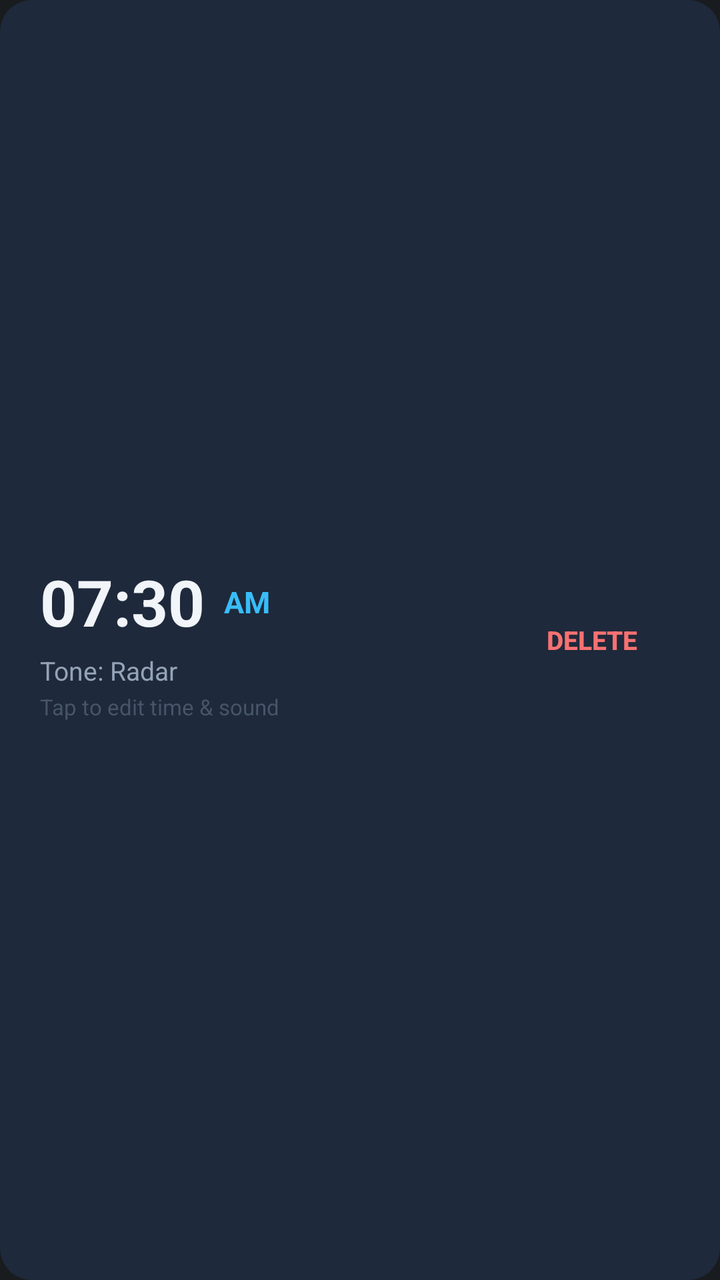
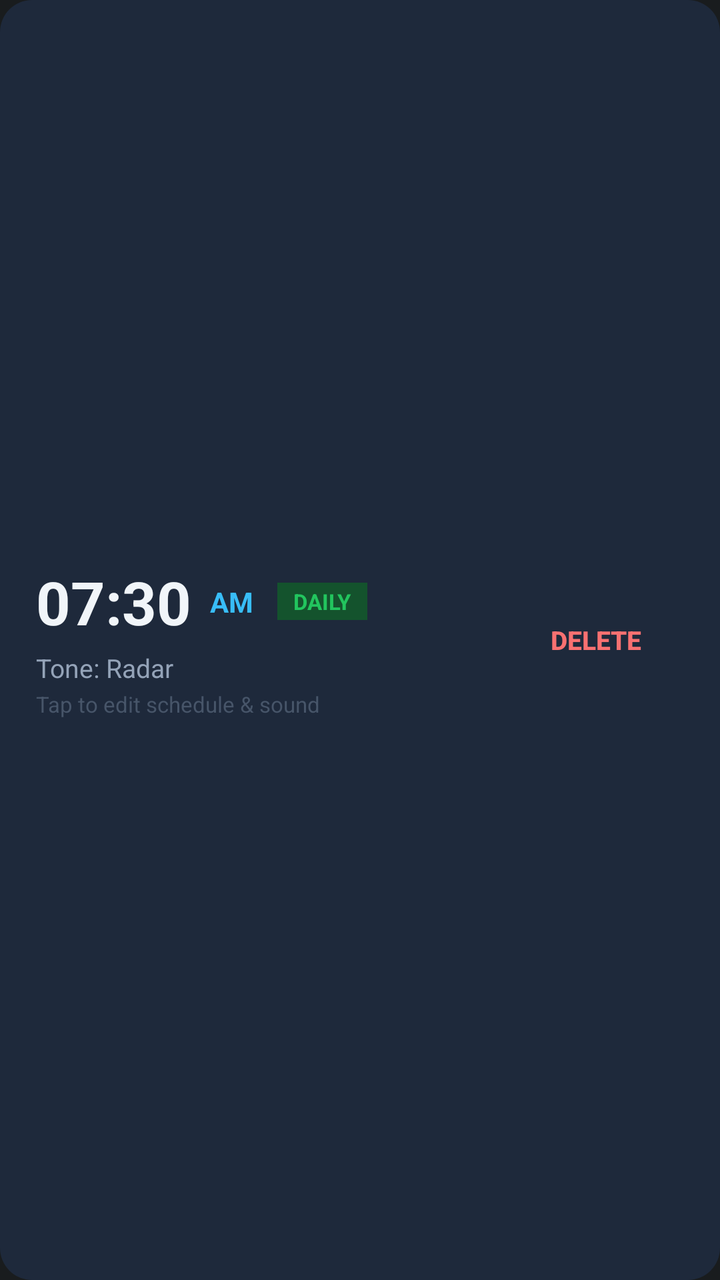

An Android layout rendered at two revisions. The XML below is the earlier revision; the diff shows what the commit changed to produce the second picture.
<!-- AndroidManifest.xml: application theme android:Theme.DeviceDefault.NoActionBar -->
<!-- res/layout/item_alarm.xml -->
<?xml version="1.0" encoding="utf-8"?>
<LinearLayout xmlns:android="http://schemas.android.com/apk/res/android"
    android:layout_width="match_parent"
    android:layout_height="wrap_content"
    android:orientation="horizontal"
    android:background="@drawable/card_bg"
    android:padding="20dp"
    android:gravity="center_vertical">

    <LinearLayout
        android:id="@+id/cardContent"
        android:layout_width="0dp"
        android:layout_height="wrap_content"
        android:layout_weight="1"
        android:orientation="vertical">

        <LinearLayout
            android:layout_width="wrap_content"
            android:layout_height="wrap_content"
            android:gravity="center_vertical"
            android:orientation="horizontal">

            <TextView
                android:id="@+id/txtTime"
                android:layout_width="wrap_content"
                android:layout_height="wrap_content"
                android:text="07:30"
                android:textSize="32sp"
                android:textStyle="bold"
                android:textColor="#F1F5F9" />

            <TextView
                android:id="@+id/txtAmPm"
                android:layout_width="wrap_content"
                android:layout_height="wrap_content"
                android:text=" AM"
                android:textSize="15sp"
                android:textStyle="bold"
                android:textColor="#38BDF8"
                android:layout_marginStart="6dp" />
        </LinearLayout>

        <TextView
            android:id="@+id/txtToneTitle"
            android:layout_width="wrap_content"
            android:layout_height="wrap_content"
            android:text="Tone: Radar"
            android:textSize="13sp"
            android:textColor="#94A3B8"
            android:layout_marginTop="4dp" />

        <TextView
            android:layout_width="wrap_content"
            android:layout_height="wrap_content"
            android:text="Tap to edit time &amp; sound"
            android:textSize="11sp"
            android:textColor="#475569"
            android:layout_marginTop="2dp" />
    </LinearLayout>

    <Button
        android:id="@+id/btnDelete"
        android:layout_width="wrap_content"
        android:layout_height="wrap_content"
        android:text="DELETE"
        android:textSize="13sp"
        android:textStyle="bold"
        android:textColor="#F87171"
        android:background="@android:color/transparent" />
</LinearLayout>
<!-- resources referenced by this layout -->
<resources>
  <!-- drawable card_bg (drawable) -->
  <?xml version="1.0" encoding="utf-8"?>
  <shape xmlns:android="http://schemas.android.com/apk/res/android"
      android:shape="rectangle">
      <solid android:color="#1E293B" />
      <corners android:radius="16dp" />
  </shape>
</resources>

<!-- the commit's change to res/layout/item_alarm.xml (unified diff, before → after) -->
@@ -4,7 +4,7 @@
     android:layout_height="wrap_content"
     android:orientation="horizontal"
     android:background="@drawable/card_bg"
-    android:padding="20dp"
+    android:padding="18dp"
     android:gravity="center_vertical">
 
     <LinearLayout
@@ -25,7 +25,7 @@
                 android:layout_width="wrap_content"
                 android:layout_height="wrap_content"
                 android:text="07:30"
-                android:textSize="32sp"
+                android:textSize="30sp"
                 android:textStyle="bold"
                 android:textColor="#F1F5F9" />
 
@@ -34,10 +34,25 @@
                 android:layout_width="wrap_content"
                 android:layout_height="wrap_content"
                 android:text=" AM"
-                android:textSize="15sp"
+                android:textSize="14sp"
                 android:textStyle="bold"
                 android:textColor="#38BDF8"
                 android:layout_marginStart="6dp" />
+
+            <TextView
+                android:id="@+id/txtScheduleBadge"
+                android:layout_width="wrap_content"
+                android:layout_height="wrap_content"
+                android:text="DAILY"
+                android:textSize="11sp"
+                android:textStyle="bold"
+                android:textColor="#22C55E"
+                android:background="#14532D"
+                android:paddingLeft="8dp"
+                android:paddingRight="8dp"
+                android:paddingTop="2dp"
+                android:paddingBottom="2dp"
+                android:layout_marginStart="12dp" />
         </LinearLayout>
 
         <TextView
@@ -52,7 +67,7 @@
         <TextView
             android:layout_width="wrap_content"
             android:layout_height="wrap_content"
-            android:text="Tap to edit time &amp; sound"
+            android:text="Tap to edit schedule &amp; sound"
             android:textSize="11sp"
             android:textColor="#475569"
             android:layout_marginTop="2dp" />
